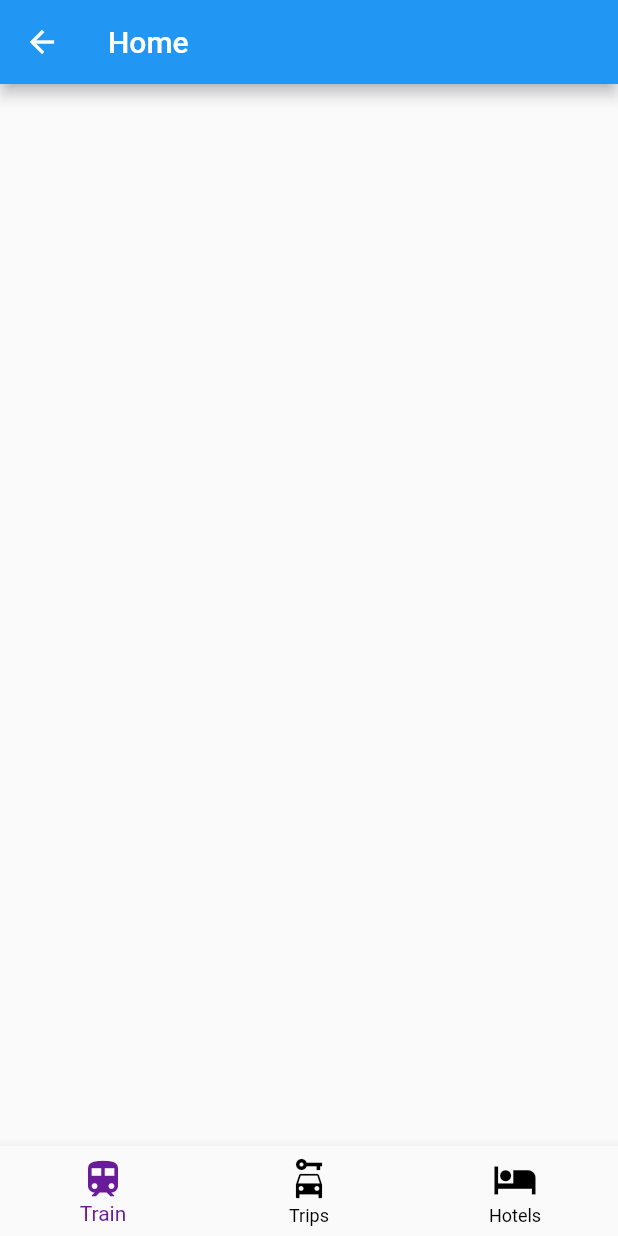
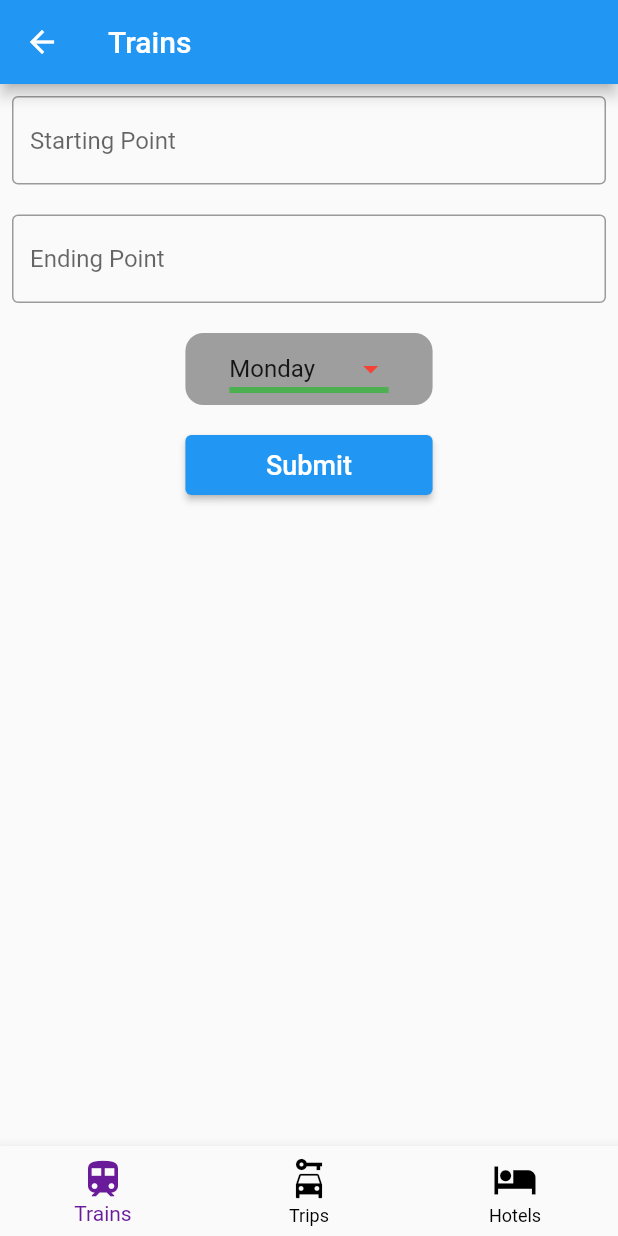
Before and after one commit to Ashutosh-Rana/tourist_app, a Flutter app: the HomeScreen screen opened by its route, on a phone screen of 412 x 824 dp. Run offline on Flutter 3.47's test engine with Material 2 defaults, Android fonts, the phone set to English and light mode, and no system bars; our stand-ins replace email_validator.

Commit message:
trains screen done

```diff
--- a/lib/screens/bottom_navigation.dart
+++ b/lib/screens/bottom_navigation.dart
@@ -1,4 +1,13 @@
 import 'package:flutter/material.dart';
+import 'package:tourist_app/screens/train.dart';
+import 'package:tourist_app/screens/trip.dart';
+
+import 'hotel.dart';
+
+var selectedIndex = 0;
+final List<Widget> children = [    Trains(),    Trips(),    Hotels(),  ];
+final List<String> l = [    "Trains",    "Trips",    "Hotels"  ];
+String ttl="Trains";
 
 class BottomNavigation extends StatefulWidget {
   const BottomNavigation({super.key});
@@ -8,11 +17,12 @@ class BottomNavigation extends StatefulWidget {
 }
 
 class _BottomNavigationState extends State<BottomNavigation> {
-  var _selectedIndex = 0;
+
   @override
   void onItemTapped(int index) {
       setState(() {
-        _selectedIndex = index;
+        selectedIndex = index;
+        ttl=l[index];
       });
     }
   Widget build(BuildContext context) {
@@ -20,7 +30,7 @@ class _BottomNavigationState extends State<BottomNavigation> {
       items:const <BottomNavigationBarItem>[
         BottomNavigationBarItem(
           icon: Icon(Icons.train,size: 30,),
-          label: 'Train'
+          label: 'Trains'
         ),
         BottomNavigationBarItem(
           icon: Icon(Icons.car_rental,size: 30,),
@@ -32,7 +42,7 @@ class _BottomNavigationState extends State<BottomNavigation> {
         ),
       ],
 
-      currentIndex: _selectedIndex,
+      currentIndex: selectedIndex,
       unselectedItemColor: Colors.black,
       showUnselectedLabels: true,
       selectedItemColor: Colors.purple[800],
--- a/lib/screens/home.dart
+++ b/lib/screens/home.dart
@@ -1,5 +1,9 @@
 import 'package:flutter/material.dart';
 import 'package:tourist_app/screens/bottom_navigation.dart';
+import 'package:tourist_app/screens/train.dart';
+import 'package:tourist_app/screens/trip.dart';
+
+import 'hotel.dart';
 
 class HomeScreen extends StatefulWidget {
   const HomeScreen({super.key});
@@ -9,16 +13,49 @@ class HomeScreen extends StatefulWidget {
 }
 
 class _HomeScreenState extends State<HomeScreen> {
+  final List<Widget> children = [    Trains(),    Trips(),    Hotels(),  ];
+  final List<String> l = [    "Trains",    "Trips",    "Hotels"  ];
+  String ttl="Trains";
   @override
+  void onItemTapped(int index) {
+    setState(() {
+      selectedIndex = index;
+      ttl = l[index];
+    });
+  }
+
   Widget build(BuildContext context) {
     return Scaffold(
-      appBar: AppBar(title: Text("Home"),),
-      body: SingleChildScrollView(
-        child: Column(children: [
-
-        ],),
-      ),
-      bottomNavigationBar: BottomNavigation(),
-    );
+        appBar: AppBar(
+          title: Text(ttl),
+        ),
+        body: children[selectedIndex],
+        bottomNavigationBar: BottomNavigationBar(
+          items: const <BottomNavigationBarItem>[
+            BottomNavigationBarItem(
+                icon: Icon(
+                  Icons.train,
+                  size: 30,
+                ),
+                label: 'Trains'),
+            BottomNavigationBarItem(
+                icon: Icon(
+                  Icons.car_rental,
+                  size: 30,
+                ),
+                label: 'Trips'),
+            BottomNavigationBarItem(
+                icon: Icon(
+                  Icons.hotel,
+                  size: 30,
+                ),
+                label: 'Hotels'),
+          ],
+          currentIndex: selectedIndex,
+          unselectedItemColor: Colors.black,
+          showUnselectedLabels: true,
+          selectedItemColor: Colors.purple[800],
+          onTap: onItemTapped,
+        ));
   }
 }
--- /dev/null
+++ b/lib/screens/hotel.dart
@@ -0,0 +1,17 @@
+import 'package:flutter/material.dart';
+import 'package:flutter/src/widgets/framework.dart';
+import 'package:flutter/src/widgets/placeholder.dart';
+
+class Hotels extends StatefulWidget {
+  const Hotels({super.key});
+
+  @override
+  State<Hotels> createState() => _HotelsState();
+}
+
+class _HotelsState extends State<Hotels> {
+  @override
+  Widget build(BuildContext context) {
+    return Scaffold();
+  }
+}
--- /dev/null
+++ b/lib/screens/train.dart
@@ -0,0 +1,136 @@
+import 'package:flutter/material.dart';
+import 'package:flutter/src/widgets/framework.dart';
+import 'package:flutter/src/widgets/placeholder.dart';
+
+class Trains extends StatefulWidget {
+  const Trains({super.key});
+
+  @override
+  State<Trains> createState() => _TrainsState();
+}
+
+class _TrainsState extends State<Trains> {
+  final _formKey = GlobalKey<FormState>();
+  final startController = TextEditingController();
+  final endController = TextEditingController();
+  String _selectedWeekday = "Monday";
+
+  List<String> _weekdays = [
+    'Monday',
+    'Tuesday',
+    'Wednesday',
+    'Thursday',
+    'Friday',
+    'Saturday',
+    'Sunday'
+  ];
+
+  // @override
+  // void initState() {
+  //   super.initState();
+  //   _selectedWeekday = _weekdays[0];
+  // }
+
+  @override
+  Widget build(BuildContext context) {
+    return Scaffold(
+      body: SingleChildScrollView(
+        child: Padding(
+          padding: const EdgeInsets.all(8.0),
+          child: Column(
+            children: [
+              TextFormField(
+                decoration: const InputDecoration(
+                  border: OutlineInputBorder(
+                    borderSide: BorderSide(
+                      width: 6,
+                      color: Colors.red, // Set the border color here
+                    ),
+                  ),
+                  hintText: 'Starting Point',
+                ),
+                style: TextStyle(
+                  color: Colors.black, // Set the text color here
+                ),
+                controller: startController,
+                validator: (value) {
+                  if (value!.isEmpty) {
+                    return 'Please enter starting point';
+                  }
+                  return null;
+                },
+              ),
+              SizedBox(
+                height: 20,
+              ),
+              TextFormField(
+                decoration: const InputDecoration(
+                  border: OutlineInputBorder(
+                    borderSide: BorderSide(
+                      width: 6,
+                      color: Colors.red, // Set the border color here
+                    ),
+                  ),
+                  hintText: 'Ending Point',
+                ),
+                style: TextStyle(
+                  color: Colors.black, // Set the text color here
+                ),
+                controller: endController,
+                validator: (value) {
+                  if (value!.isEmpty) {
+                    return 'Please enter ending point';
+                  }
+                  return null;
+                },
+              ),
+              SizedBox(height: 20),
+              Container(
+                alignment: Alignment.center,
+                width: MediaQuery.of(context).size.width * .4,
+                decoration: BoxDecoration(
+                  borderRadius: BorderRadius.circular(12),
+                  color: Colors.grey,
+                ),
+                child: DropdownButton<String>(
+                  underline: Container(
+                    height: 4,
+                    color: Colors.green,
+                  ),
+                  iconEnabledColor: Colors.red,
+                  iconDisabledColor: Colors.black,
+                  focusColor: Colors.amber,
+                  dropdownColor: Colors.blue,
+                  value: _selectedWeekday,
+                  onChanged: (value) {
+                    setState(() {
+                      _selectedWeekday = value.toString();
+                    });
+                  },
+                  items: _weekdays.map((String weekday) {
+                    return DropdownMenuItem<String>(
+                      value: weekday,
+                      child: Text(weekday),
+                    );
+                  }).toList(),
+                ),
+              ),
+              SizedBox(height: 20,),
+              Container(
+                height: 40,
+                width: MediaQuery.of(context).size.width * .4,
+                child: ElevatedButton(
+                  onPressed: () {},
+                  child: Text(
+                    'Submit',
+                    style: TextStyle(fontSize: 18),
+                  ),
+                ),
+              ),
+            ],
+          ),
+        ),
+      ),
+    );
+  }
+}
--- /dev/null
+++ b/lib/screens/trip.dart
@@ -0,0 +1,17 @@
+import 'package:flutter/material.dart';
+import 'package:flutter/src/widgets/framework.dart';
+import 'package:flutter/src/widgets/placeholder.dart';
+
+class Trips extends StatefulWidget {
+  const Trips({super.key});
+
+  @override
+  State<Trips> createState() => _TripsState();
+}
+
+class _TripsState extends State<Trips> {
+  @override
+  Widget build(BuildContext context) {
+    return Scaffold();
+  }
+}
```
